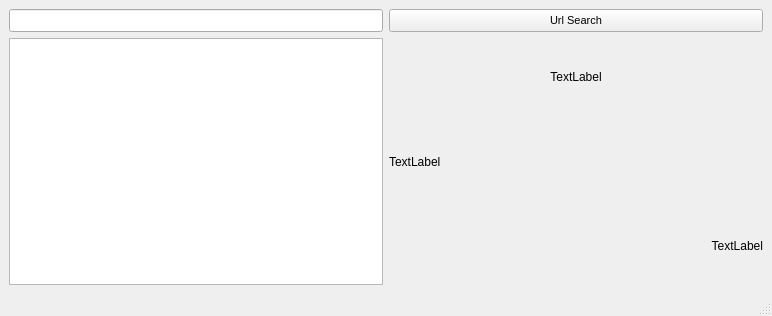
This is src/forms/mainwindow.ui in Rasakhatskiy/Labs_S3_OOOP_Project as Qt 5 draws it before an edit. The edited form follows.
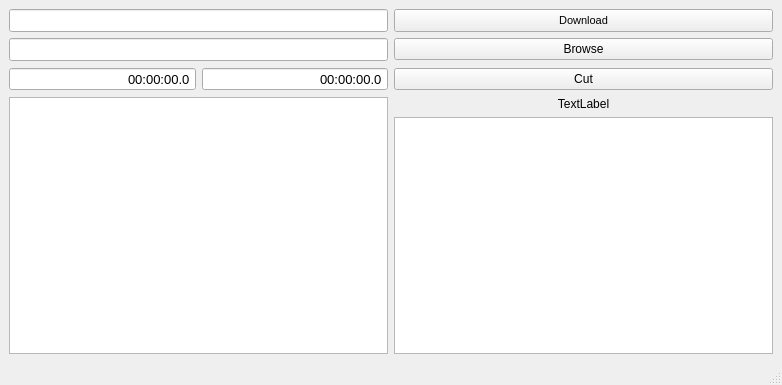
This is the edited form.

```diff
--- a/src/forms/mainwindow.ui
+++ b/src/forms/mainwindow.ui
@@ -6,8 +6,8 @@
    <rect>
     <x>0</x>
     <y>0</y>
-    <width>772</width>
-    <height>316</height>
+    <width>782</width>
+    <height>385</height>
    </rect>
   </property>
   <property name="windowTitle">
@@ -17,17 +17,36 @@
    <layout class="QGridLayout" name="gridLayout_2">
     <item row="0" column="0">
      <layout class="QGridLayout" name="gridLayout">
-      <item row="1" column="0">
+      <item row="4" column="0">
        <widget class="QGraphicsView" name="graphicsView"/>
       </item>
-      <item row="0" column="0">
-       <widget class="QLineEdit" name="lineEdit_urlSearch">
-        <property name="font">
-         <font>
-          <pointsize>10</pointsize>
-         </font>
-        </property>
-       </widget>
+      <item row="2" column="1">
+       <layout class="QHBoxLayout" name="horizontalLayout_2">
+        <item>
+         <widget class="QPushButton" name="pushButton_Cut">
+          <property name="text">
+           <string>Cut</string>
+          </property>
+         </widget>
+        </item>
+       </layout>
+      </item>
+      <item row="4" column="1">
+       <layout class="QVBoxLayout" name="verticalLayout">
+        <item>
+         <widget class="QLabel" name="label">
+          <property name="text">
+           <string>TextLabel</string>
+          </property>
+          <property name="alignment">
+           <set>Qt::AlignCenter</set>
+          </property>
+         </widget>
+        </item>
+        <item>
+         <widget class="QTextEdit" name="textEdit"/>
+        </item>
+       </layout>
       </item>
       <item row="0" column="1">
        <widget class="QPushButton" name="pushButton_urlSearch">
@@ -43,40 +62,77 @@
          </font>
         </property>
         <property name="text">
-         <string>Url Search</string>
+         <string>Download</string>
+        </property>
+       </widget>
+      </item>
+      <item row="0" column="0">
+       <widget class="QLineEdit" name="lineEdit_urlSearch">
+        <property name="font">
+         <font>
+          <pointsize>10</pointsize>
+         </font>
+        </property>
+       </widget>
+      </item>
+      <item row="2" column="0">
+       <layout class="QHBoxLayout" name="horizontalLayout">
+        <item>
+         <widget class="QTimeEdit" name="timeEdit_from">
+          <property name="font">
+           <font>
+            <pointsize>10</pointsize>
+           </font>
+          </property>
+          <property name="alignment">
+           <set>Qt::AlignRight|Qt::AlignTrailing|Qt::AlignVCenter</set>
+          </property>
+          <property name="buttonSymbols">
+           <enum>QAbstractSpinBox::NoButtons</enum>
+          </property>
+          <property name="displayFormat">
+           <string>HH:mm:ss.z</string>
+          </property>
+         </widget>
+        </item>
+        <item>
+         <widget class="QTimeEdit" name="timeEdit_to">
+          <property name="font">
+           <font>
+            <pointsize>10</pointsize>
+           </font>
+          </property>
+          <property name="alignment">
+           <set>Qt::AlignRight|Qt::AlignTrailing|Qt::AlignVCenter</set>
+          </property>
+          <property name="buttonSymbols">
+           <enum>QAbstractSpinBox::NoButtons</enum>
+          </property>
+          <property name="displayFormat">
+           <string>HH:mm:ss.z</string>
+          </property>
+         </widget>
+        </item>
+       </layout>
+      </item>
+      <item row="1" column="0">
+       <widget class="QLineEdit" name="lineEdit_outText">
+        <property name="font">
+         <font>
+          <pointsize>10</pointsize>
+         </font>
+        </property>
+        <property name="whatsThis">
+         <string>path</string>
         </property>
        </widget>
       </item>
       <item row="1" column="1">
-       <layout class="QVBoxLayout" name="verticalLayout">
-        <item>
-         <widget class="QLabel" name="label">
-          <property name="text">
-           <string>TextLabel</string>
-          </property>
-          <property name="alignment">
-           <set>Qt::AlignCenter</set>
-          </property>
-         </widget>
-        </item>
-        <item>
-         <widget class="QLabel" name="label_3">
-          <property name="text">
-           <string>TextLabel</string>
-          </property>
-         </widget>
-        </item>
-        <item>
-         <widget class="QLabel" name="label_2">
-          <property name="text">
-           <string>TextLabel</string>
-          </property>
-          <property name="alignment">
-           <set>Qt::AlignRight|Qt::AlignTrailing|Qt::AlignVCenter</set>
-          </property>
-         </widget>
-        </item>
-       </layout>
+       <widget class="QPushButton" name="pushButton_browse">
+        <property name="text">
+         <string>Browse</string>
+        </property>
+       </widget>
       </item>
      </layout>
     </item>
```
Left out of the diff: 2 changed lines with no effect on the pictures.
